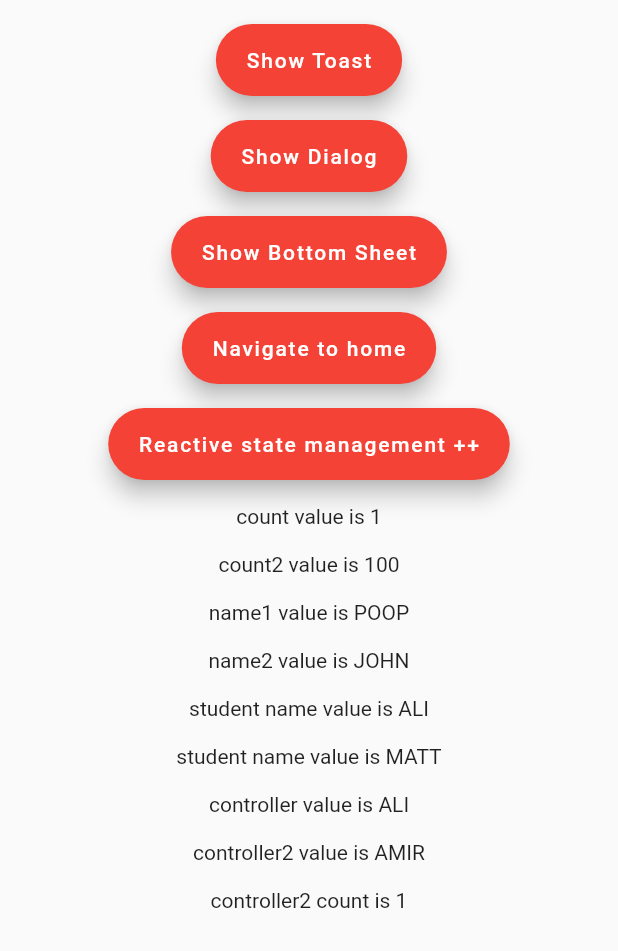
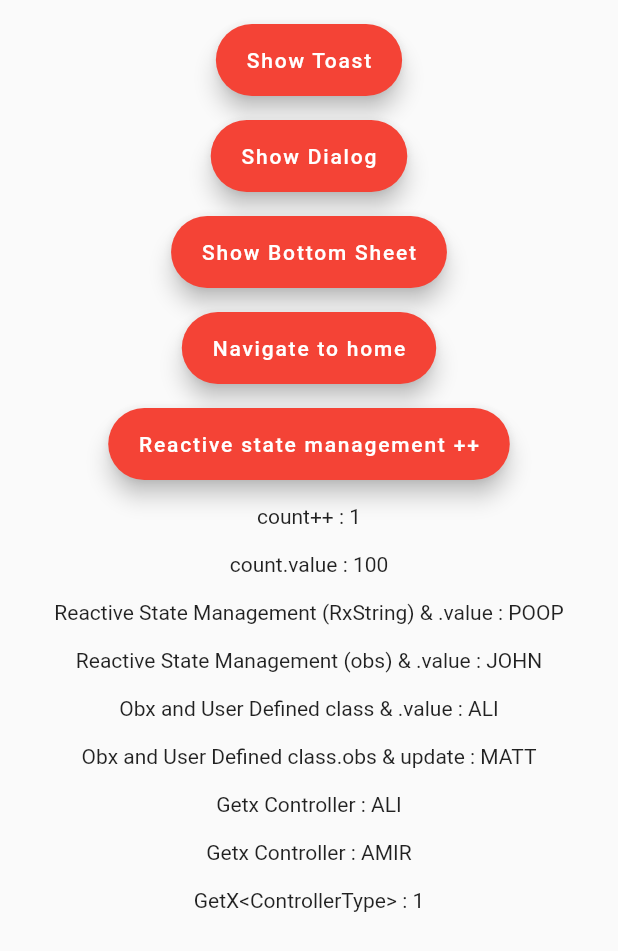
Before and after one commit to Ghazal-Jamalzadeh/flutter_getx_toturial, a Flutter app: the screen it shows after launch, after a tap on "Reactive state management ++", on a phone screen of 412 x 824 dp. Shown: the top 951 px of the screen. Run offline on Flutter 3.47's test engine with Material 2 defaults, Android fonts, the phone set to English and light mode, and no system bars; our stand-ins replace get.

Commit message:
some little changes

```diff
--- a/lib/contollers/my_controller.dart
+++ b/lib/contollers/my_controller.dart
@@ -3,17 +3,26 @@ import 'package:get/get.dart';
 
 class MyController extends GetxController {
   var count = 0.obs;
-  var student = Student() ;
-  var student2 = Student2(name: 'amir' , age: 37).obs;
+  var student = Student();
 
-   void convertToUpperCase(){
-     student.name.value = student.name.value.toUpperCase() ;
-     student2.update((std) {
-       std!.name = std.name.toString().toUpperCase() ;
-     });
-   }
+  var student2 = Student2(name: 'amir', age: 37).obs;
 
-   void increment(){
-     count++;
-   }
+  void convertToUpperCase() {
+    student.name.value = student.name.value.toUpperCase();
+    student2.update((std) {
+      std!.name = std.name.toString().toUpperCase();
+    });
+  }
+
+  void increment() {
+    count++;
+  }
+
+  /*  تا قبل اینجا یا متغیر رو ری اکتیو تعریف میکردیم یا کلاس رو. حالا میخوایم یه جور دیگه کار کنیم */
+  var age = 12;
+
+  void incrementAge() {
+    age++;
+    update(); //will update the count on UI witch uses it
+  }
 }
--- a/lib/screens/main_screen.dart
+++ b/lib/screens/main_screen.dart
@@ -98,43 +98,43 @@ class MainScreen extends StatelessWidget {
                     const SizedBox(
                       height: 16,
                     ),
-                    Obx(() => Text('count value is $count')),
+                    Obx(() => Text('count++ : $count')),
                     const SizedBox(
                       height: 16,
                     ),
-                    Obx(() => Text('count2 value is ${count2.value}')),
+                    Obx(() => Text('count.value : ${count2.value}')),
                     const SizedBox(
                       height: 16,
                     ),
-                    Obx(() => Text('name1 value is ${name.value}')),
+                    Obx(() => Text('Reactive State Management (RxString) & .value : ${name.value}')),
                     const SizedBox(
                       height: 16,
                     ),
-                    Obx(() => Text('name2 value is ${name2.value}')),
+                    Obx(() => Text('Reactive State Management (obs) & .value : ${name2.value}')),
                     const SizedBox(
                       height: 16,
                     ),
-                    Obx(() => Text('student name value is ${student.name.value}')),
+                    Obx(() => Text('Obx and User Defined class & .value : ${student.name.value}')),
                     const SizedBox(
                       height: 16,
                     ),
-                    Obx(() => Text('student name value is ${student2.value.name}')),
+                    Obx(() => Text('Obx and User Defined class.obs & update : ${student2.value.name}')),
                     const SizedBox(
                       height: 16,
                     ),
-                    Obx(() => Text('controller value is ${myController.student.name}')),
+                    Obx(() => Text('Getx Controller : ${myController.student.name}')),
                     const SizedBox(
                       height: 16,
                     ),
-                    Obx(() => Text('controller2 value is ${myController.student2.value.name}')),
+                    Obx(() => Text('Getx Controller : ${myController.student2.value.name}')),
                     const SizedBox(
                       height: 16,
                     ),
                     /* GetX<ControllerType> */
                     GetX<MyController>(
-                        init: myController,
+                        init: MyController(),
                         builder: (controller) =>
-                        Text('controller2 count is ${controller.count}') )
+                        Text('GetX<ControllerType> : ${controller.count}') )
                   ,
 
                   ],
```
Also changed, not shown: 1 other file.
